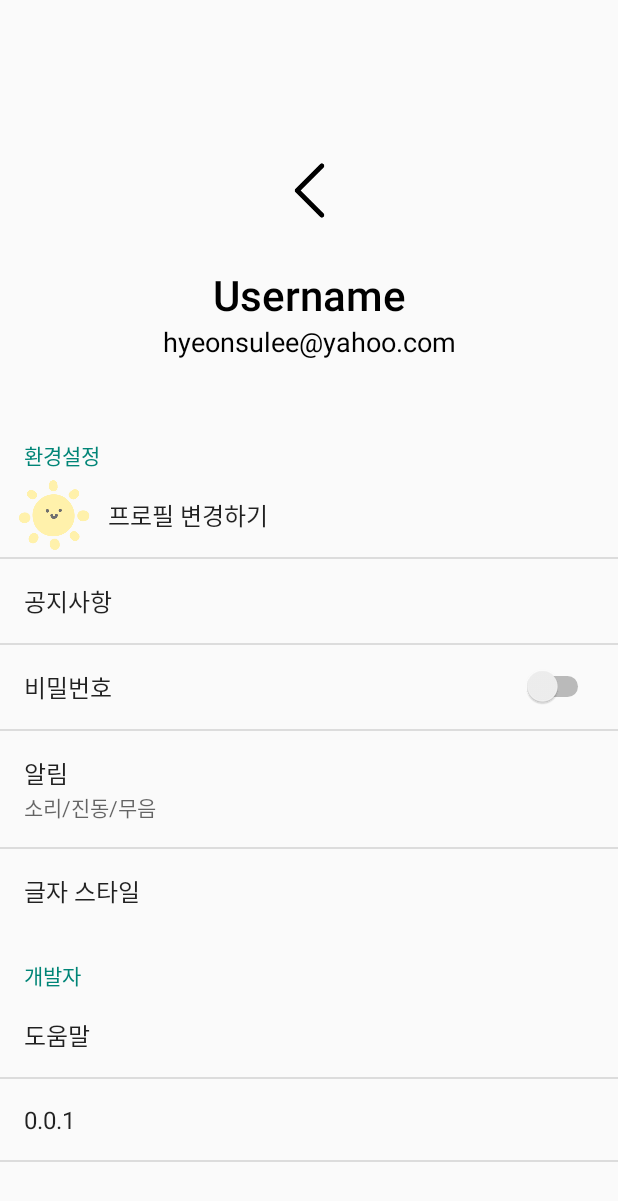
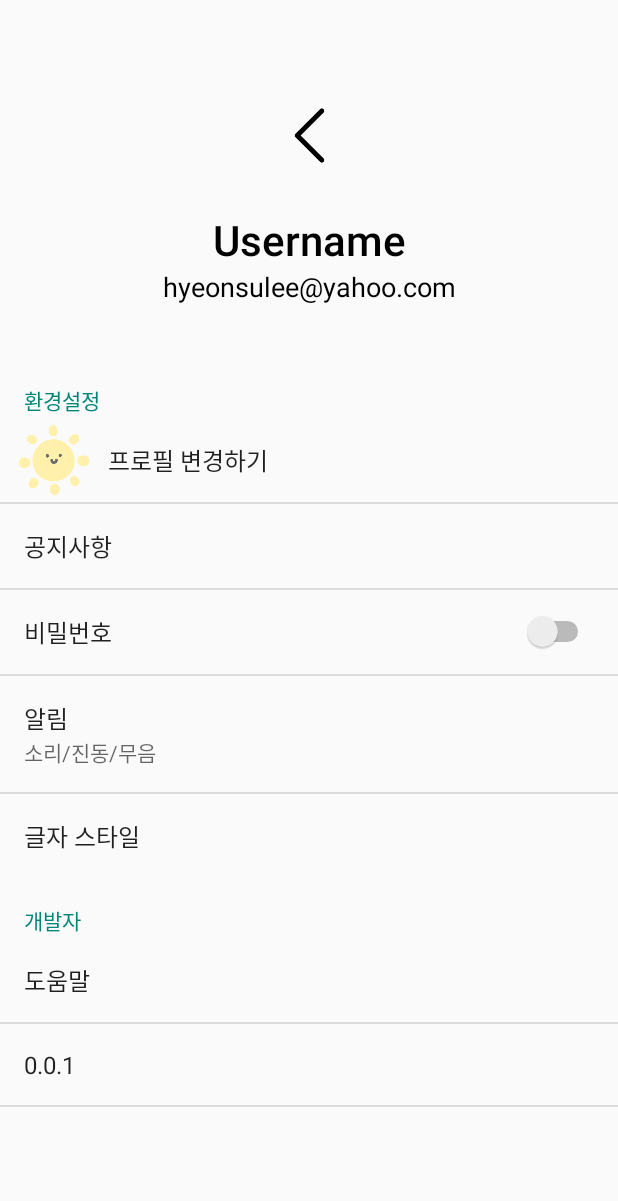
Before and after one commit to dogdduddy/Scheduler, an Android app: the screen it shows after launch (Setting), in the side drawer, after a tap on "설정", on a phone screen of 412 x 824 dp. Shown: the top 1201 px of the screen. Run offline under Robolectric (Android 15) with nearby library versions, the phone set to English and light mode, and no system bars.

Commit message:
0705 fixed

```diff
--- a/app/src/main/res/xml/setting_preference.xml
+++ b/app/src/main/res/xml/setting_preference.xml
@@ -1,14 +1,12 @@
 <?xml version="1.0" encoding="utf-8"?>
 <PreferenceScreen xmlns:android="http://schemas.android.com/apk/res/android">
 
-    <PreferenceCategory>
         <PreferenceScreen
             android:key="profile"
             android:title="프로필"
             android:layout="@layout/activity_profile"
             >
         </PreferenceScreen>
-    </PreferenceCategory>
 
     <PreferenceCategory android:title="환경설정">
         <PreferenceScreen
```
